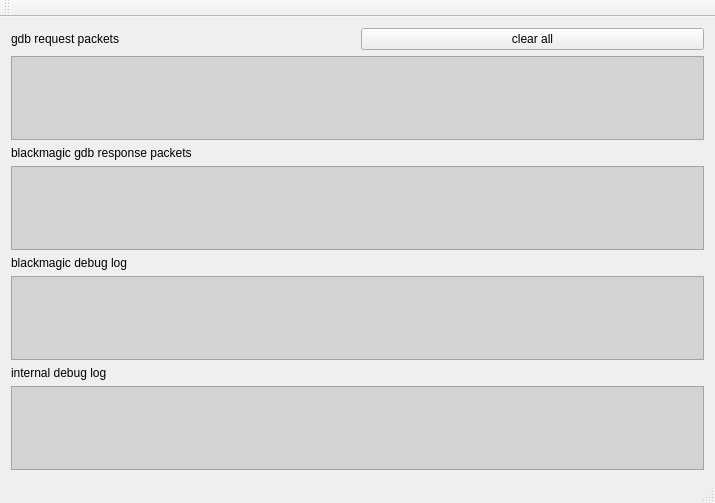
Above: mainwindow.ui from stoyan-shopov/blackmagic-gdbserver before the change. Below: the same form after it.
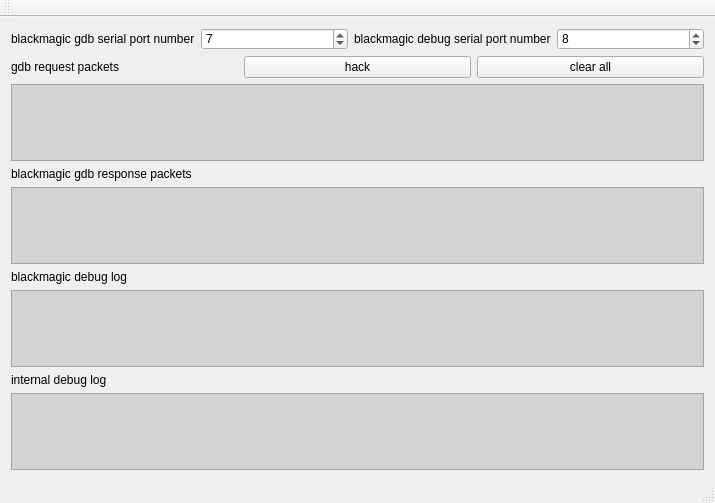
That is the form after the change.

Commit message: user interface improvements

Diff of the .ui file:
```diff
--- a/mainwindow.ui
+++ b/mainwindow.ui
@@ -21,6 +21,38 @@
   </property>
   <widget class="QWidget" name="centralWidget">
    <layout class="QVBoxLayout" name="verticalLayout">
+    <item>
+     <layout class="QHBoxLayout" name="horizontalLayout_2">
+      <item>
+       <widget class="QLabel" name="label_5">
+        <property name="text">
+         <string>blackmagic gdb serial port number</string>
+        </property>
+       </widget>
+      </item>
+      <item>
+       <widget class="QSpinBox" name="spinBoxGdbSerialPort">
+        <property name="value">
+         <number>7</number>
+        </property>
+       </widget>
+      </item>
+      <item>
+       <widget class="QLabel" name="label_6">
+        <property name="text">
+         <string>blackmagic debug serial port number</string>
+        </property>
+       </widget>
+      </item>
+      <item>
+       <widget class="QSpinBox" name="spinBoxDebugSerialPort">
+        <property name="value">
+         <number>8</number>
+        </property>
+       </widget>
+      </item>
+     </layout>
+    </item>
     <item>
      <layout class="QHBoxLayout" name="horizontalLayout">
       <item>
@@ -30,6 +62,13 @@
         </property>
        </widget>
       </item>
+      <item>
+       <widget class="QPushButton" name="pushButton_2">
+        <property name="text">
+         <string>hack</string>
+        </property>
+       </widget>
+      </item>
       <item>
        <widget class="QPushButton" name="pushButton">
         <property name="text">
```
Left out of the diff: 2 changed lines with no effect on the pictures. The commit also changes 2 other files.
